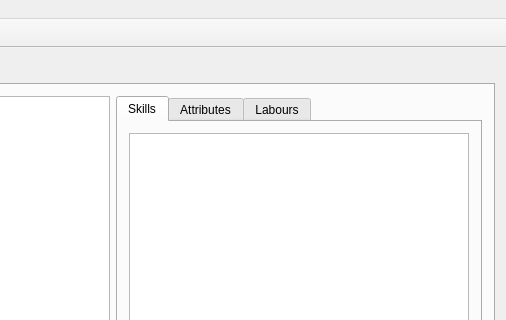
The window that Runesmith/runesmith.ui (DFHack/Runesmith) describes before a commit, drawn with Qt 5; both pictures show x 464 to 970 and y 0 to 320 of the 970 by 590 pixel window.
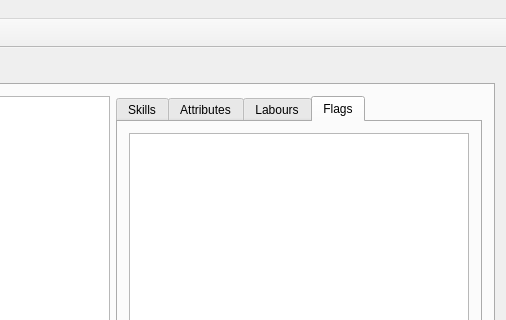
The same window after the commit. The open tabs and pages were chosen to show the change. Icons and pictures are not drawn.

Commit message: removed properties dialog, decided to go with a tab instead

Diff of the .ui file:
```diff
--- a/Runesmith/runesmith.ui
+++ b/Runesmith/runesmith.ui
@@ -184,6 +184,16 @@
             </item>
            </layout>
           </widget>
+          <widget class="QWidget" name="dFlagTab">
+           <attribute name="title">
+            <string>Flags</string>
+           </attribute>
+           <layout class="QGridLayout" name="gridLayout_10">
+            <item row="0" column="0">
+             <widget class="QTableView" name="dFlagTV"/>
+            </item>
+           </layout>
+          </widget>
          </widget>
         </item>
        </layout>
```
Left out of the diff: 5 changed lines with no effect on the pictures. The commit also changes 2 other files.
